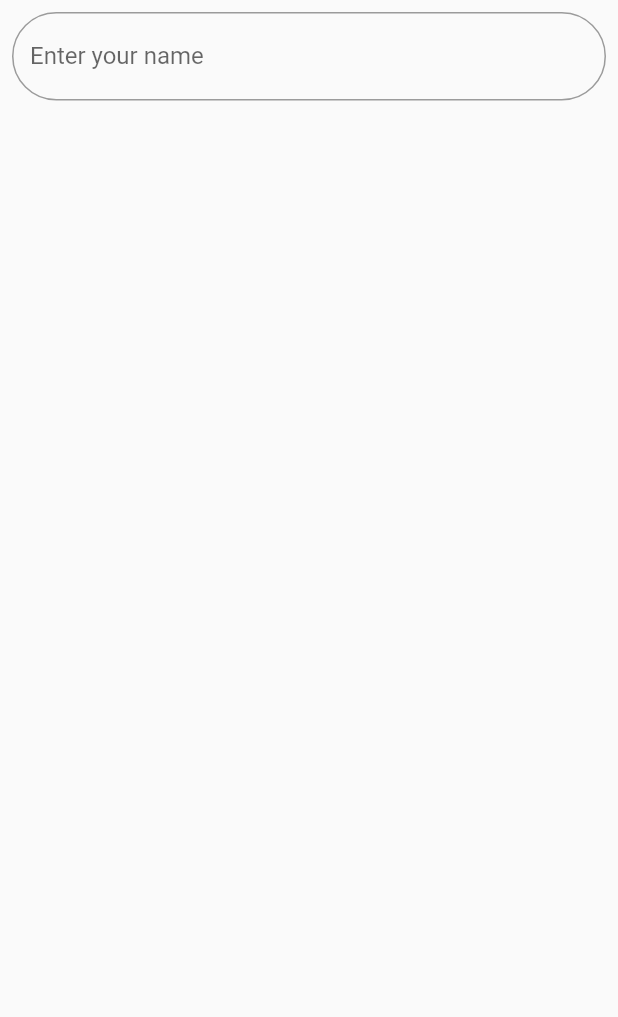
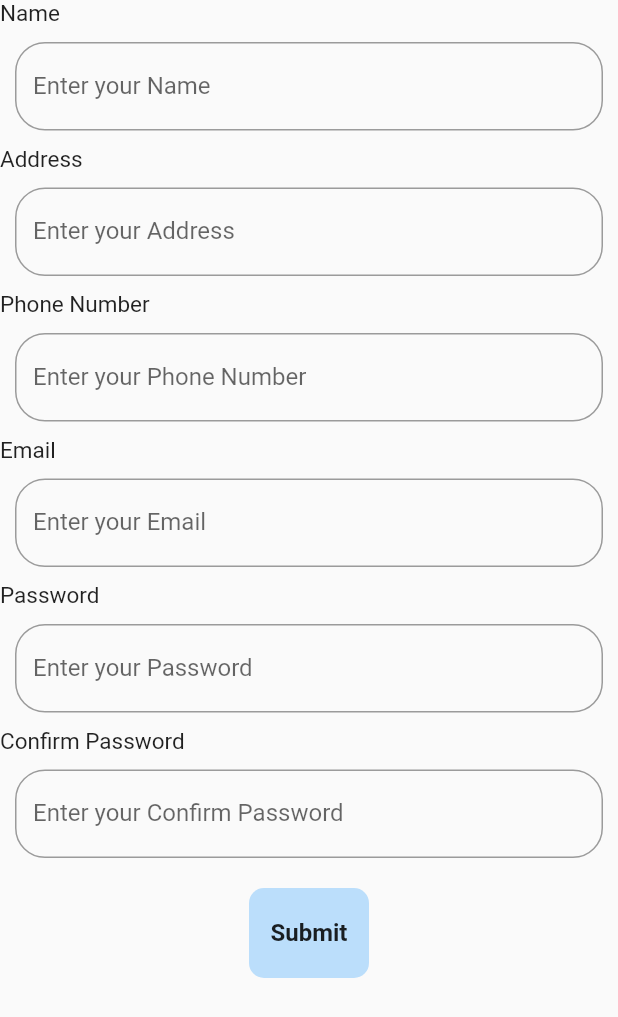
Before and after one commit to ankitsubedi89/flutter-development, a Flutter app: the screen it shows after launch, on a phone screen of 412 x 824 dp. Shown: the top 1017 px of the screen. Run offline on Flutter 3.47's test engine with Material 2 defaults, Android fonts, the phone set to English and light mode, and no system bars; our stand-ins replace get.

Commit message:
signup page demo

```diff
--- a/lib/views/components/my_field.dart
+++ b/lib/views/components/my_field.dart
@@ -1,14 +1,43 @@
 import 'package:flutter/material.dart';
-import 'package:flutter/src/foundation/key.dart';
-import 'package:flutter/src/widgets/framework.dart';
 
 class MyField extends StatelessWidget {
+  final TextEditingController controller;
   final String text;
-  const MyField({Key? key, required this.text}) : super(key: key);
+  final myValidator;
+  const MyField(
+      {Key? key,
+      required this.text,
+      this.myValidator,
+      required this.controller})
+      : super(key: key);
 
   @override
   Widget build(BuildContext context) {
-    return Scaffold();
+    return Column(
+      children: [
+        Align(
+          alignment: Alignment.centerLeft,
+          child: Text(text, textAlign: TextAlign.left,style: TextStyle(fontSize: 15),)
+        ),
+        Padding(
+          padding: const EdgeInsets.all(10.0),
+          child: TextFormField(
+            obscureText: false,
+            controller: controller,
+            decoration: InputDecoration(
+              labelText: "Enter your $text",
+              border: OutlineInputBorder(borderRadius: BorderRadius.circular(20.0)),
 
+            ),
+            validator: (value){
+              if(value!.isEmpty){
+                return "Field cannot be empty";
+              }
+              return myValidator(value);
+            },
+          ),
+        ),
+      ],
+    );
   }
 }
--- a/lib/views/pages/signup_page.dart
+++ b/lib/views/pages/signup_page.dart
@@ -1,27 +1,76 @@
 import 'package:flutter/material.dart';
+import 'package:flutter_my_first_project/views/components/my_button.dart';
+import 'package:flutter_my_first_project/views/components/my_field.dart';
 
 class SignupPage extends StatelessWidget {
-  final name = TextEditingController();
-   SignupPage({Key? key}) : super(key: key);
+  final nameController = TextEditingController();
+  final emailController = TextEditingController();
+  final addressController = TextEditingController();
+  final phoneController = TextEditingController();
+  final passwordController = TextEditingController();
+  final confirmController = TextEditingController();
+  final formKey = GlobalKey<FormState>();
+  SignupPage({Key? key}) : super(key: key);
 
   @override
   Widget build(BuildContext context) {
     return Scaffold(
       body: SafeArea(
-        child: Column(
-          children: [
-            Padding(
-              padding: const EdgeInsets.all(8.0),
-              child: TextField(
-                decoration: InputDecoration(
-                  labelText: "Enter your name",
-                  border: OutlineInputBorder(
-                      borderSide: const BorderSide(width: 3, color: Colors.yellow),
-                      borderRadius: BorderRadius.circular(50.0)),
+        child: Form(
+          key: formKey,
+          child: SingleChildScrollView(
+            child: Column(
+              children: [
+                MyField(
+                  text: 'Name',
+                  controller: nameController,
                 ),
-              ),
-            )
-          ],
+                MyField(
+                  text: 'Address',
+                  controller: addressController,
+                ),
+                MyField(
+                  text: 'Phone Number',
+                  controller: phoneController,
+                ),
+                MyField(
+                  text: 'Email',
+                  controller: emailController,
+                  myValidator: (value) {
+                    if (!value.toString().contains("@")) {
+                      return "Email is not valid";
+                    }
+                    return null;
+                  },
+                ),
+                MyField(
+                  text: 'Password',
+                  controller: passwordController,
+                ),
+                MyField(
+                  text: 'Confirm Password',
+                  controller: confirmController,
+                ),
+                MyButton(
+                  onTap: () {
+                    var isFormValid = formKey.currentState!.validate();
+                    if (isFormValid) {
+                      var data = {
+                        "name": nameController.text,
+                        "address": addressController.text,
+                        "phone number": phoneController.text,
+                        "email": emailController.text,
+                        "passowrd": passwordController.text,
+                        "confirm password": confirmController.text,
+                      };
+                      print(data);
+                    }
+                  },
+                  text: "Submit",
+                ),
+              ],
+            ),
+          ),
         ),
       ),
     );
```
